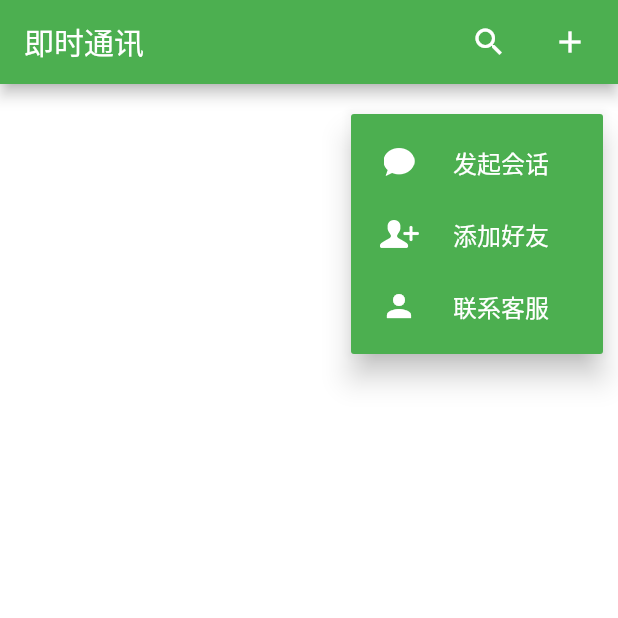
After one commit to landerqi/flutter_app_one, a Flutter app: the screen it shows after launch, after a tap on the "add" icon, on a phone screen of 412 x 824 dp, the top half of it. The commit adds this screen. Run offline on Flutter 3.47's test engine with Material 2 defaults, Android fonts, the phone set to English and light mode, and no system bars; missing offline and left inert: flutter_webview_plugin.

Commit message:
feat: add some page

```diff
--- /dev/null
+++ b/lib/app.dart
@@ -0,0 +1,104 @@
+import 'package:flutter/material.dart';
+import './chat/message_page.dart';
+import './contacts/contacts.dart';
+import './personal/personal.dart';
+
+class App extends StatefulWidget {
+  @override
+  AppState createState() => AppState();
+}
+
+class AppState extends State<App> {
+  var _currentIndex = 0;
+  // MessagePage message;
+  // Contacts contacts;
+  // Personal me;
+
+/*   currentPage() {
+    switch (_currentIndex) {
+      case 0:
+        if (message == null) {
+          message = new MessagePage();
+        }
+        return message;
+      case 1:
+        if (contacts == null) {
+          contacts = new Contacts();
+        }
+        return contacts;
+      case 2:
+        if (me == null) {
+          me = new Personal();
+        }
+        return me;
+      default:
+    }
+  } */
+
+  _popupMenuItem(String title, {String imagePath, IconData icon}) {
+    return PopupMenuItem(
+      child: Row(
+        children: <Widget>[
+          imagePath != null ? Image.asset(
+            imagePath,
+            width: 32.0,
+            height: 32.0,
+          )
+          : SizedBox(
+            width: 32.0,
+            height: 32.0,
+            child: Icon(
+              icon,
+              color: Colors.white,
+            ),
+          ),
+          Container(
+            padding: const EdgeInsets.only(left: 20.0),
+            child: Text(
+              title,
+              style: TextStyle(
+                color: Colors.white
+              ),
+            ),
+          ),
+        ],
+      ),
+    );
+  }
+
+  @override
+  Widget build(BuildContext context) {
+    return Scaffold(
+      appBar: AppBar(
+        title: Text('即时通讯'),
+        actions: <Widget>[
+          GestureDetector(
+            onTap: () {
+              Navigator.pushNamed(context, 'search');
+            },
+            child: Icon(
+              Icons.search,
+            ),
+          ),
+          Padding(
+            padding: const EdgeInsets.only(left: 30.0, right: 20.0),
+            child: GestureDetector(
+              onTap: () {
+                showMenu(
+                  context: context,
+                  position: RelativeRect.fromLTRB(500.0, 76.0, 10.0, 0.0),
+                  items: <PopupMenuEntry> [
+                    _popupMenuItem('发起会话', imagePath: 'images/icon_menu_group.png'),
+                    _popupMenuItem('添加好友', imagePath: 'images/icon_menu_addfriend.png'),
+                    _popupMenuItem('联系客服', icon: Icons.person),
+                  ],
+                );
+              },
+              child: Icon(Icons.add),
+            ),
+          ),
+        ],
+      ),
+    );
+  }
+}
--- /dev/null
+++ b/lib/loading.dart
@@ -0,0 +1,30 @@
+import 'package:flutter/material.dart';
+import 'dart:async';
+
+// 加载页面
+class LoadingPage extends StatefulWidget {
+  @override
+  _LoadingState createState() =>  new _LoadingState();
+}
+
+class _LoadingState extends State<LoadingPage> {
+  @override
+  void initState() {
+    super .initState();
+    new Future.delayed(Duration(seconds: 3), (){
+      print('Flutter即时通讯APP界面实现. ...');
+      Navigator .of(context).pushReplacementNamed('app');
+    });
+  }
+
+  @override
+  Widget build(BuildContext context) {
+    return new Center(
+      child: Stack(
+        children: <Widget>[
+          Image.asset('images/loading.jpeg', fit:BoxFit.cover,),
+        ],
+      ),
+    );
+  }
+}
```
Also changed, not shown: lib/main.dart (+28 -69 lines), lib/main_bak.dart (added, +73 -0 lines), lib/search.dart (added, +15 -0 lines), pubspec.yaml (+23 -0 lines), lib/chat/message_data.dart (added), lib/chat/message_item.dart (added), lib/chat/message_page.dart (added), lib/common/im_item.dart (added), lib/common/touch_callback.dart (added), lib/contacts/contact_header.dart (added), lib/contacts/contact_item.dart (added), lib/contacts/contact_sider_list.dart (added), lib/contacts/contact_vo.dart (added), lib/contacts/contacts.dart (added), 2 more files.
